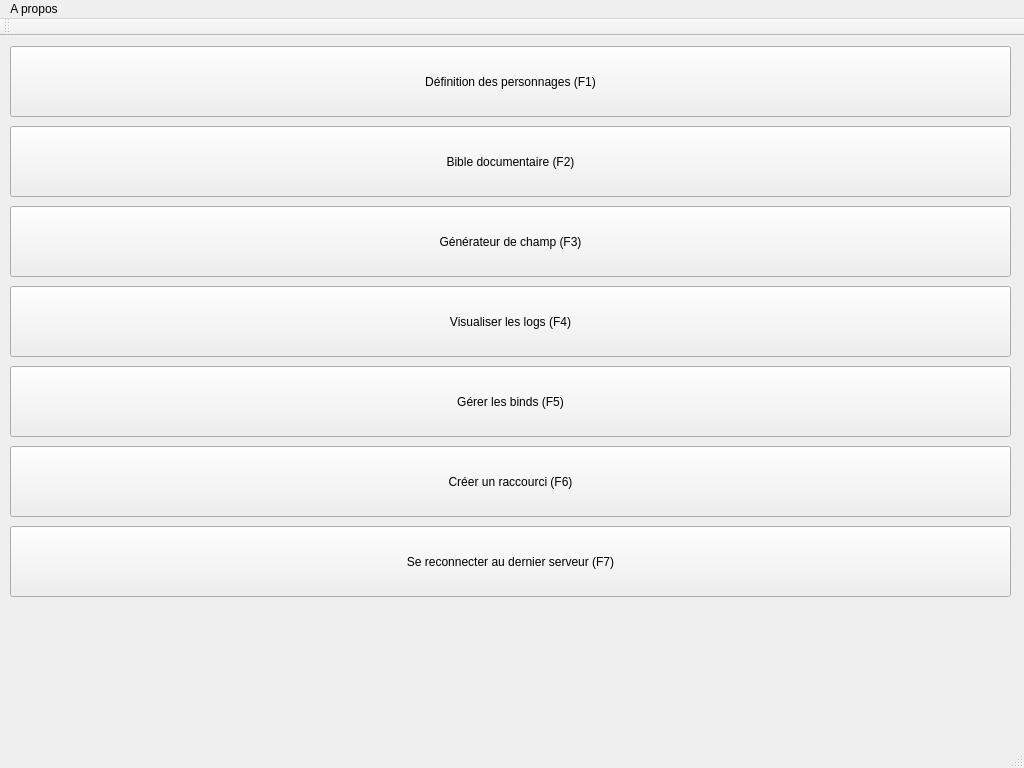
Old version of the form mainwindow.ui in the repository taywon18/taycrayon.
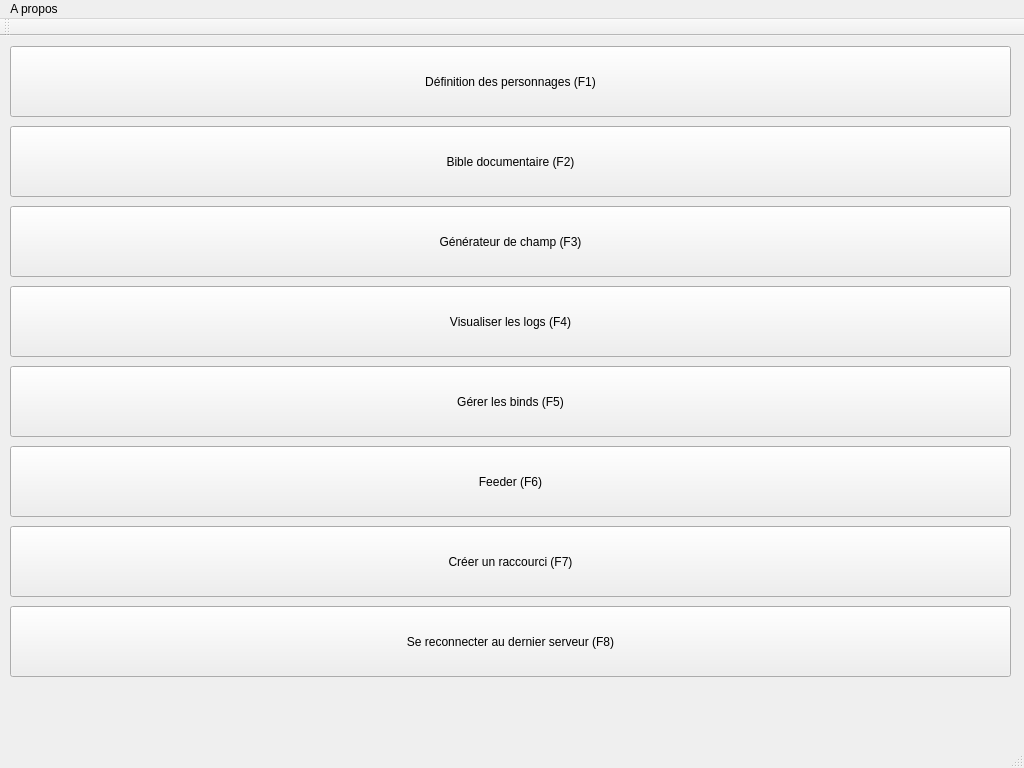
New version of the form. Icons and pictures are not drawn.

Commit message: added feeder support

```diff
--- a/mainwindow.ui
+++ b/mainwindow.ui
@@ -158,13 +158,13 @@
     <property name="geometry">
      <rect>
       <x>10</x>
-      <y>410</y>
+      <y>490</y>
       <width>1001</width>
       <height>71</height>
      </rect>
     </property>
     <property name="text">
-     <string>Créer un raccourci (F6)</string>
+     <string>Créer un raccourci (F7)</string>
     </property>
     <property name="icon">
      <iconset resource="res/res.qrc">
@@ -184,13 +184,13 @@
     <property name="geometry">
      <rect>
       <x>10</x>
-      <y>490</y>
+      <y>570</y>
       <width>1001</width>
       <height>71</height>
      </rect>
     </property>
     <property name="text">
-     <string>Se reconnecter au dernier serveur (F7)</string>
+     <string>Se reconnecter au dernier serveur (F8)</string>
     </property>
     <property name="icon">
      <iconset resource="res/res.qrc">
@@ -203,7 +203,33 @@
      </size>
     </property>
     <property name="shortcut">
-     <string>F7</string>
+     <string>F8</string>
+    </property>
+   </widget>
+   <widget class="QPushButton" name="FeederButton">
+    <property name="geometry">
+     <rect>
+      <x>10</x>
+      <y>410</y>
+      <width>1001</width>
+      <height>71</height>
+     </rect>
+    </property>
+    <property name="text">
+     <string>Feeder (F6)</string>
+    </property>
+    <property name="icon">
+     <iconset resource="res/res.qrc">
+      <normaloff>:/keyboard.png</normaloff>:/keyboard.png</iconset>
+    </property>
+    <property name="iconSize">
+     <size>
+      <width>64</width>
+      <height>64</height>
+     </size>
+    </property>
+    <property name="shortcut">
+     <string/>
     </property>
    </widget>
   </widget>
```
Left out of the diff: 2 changed lines with no effect on the pictures. The commit also changes 10 other files.
